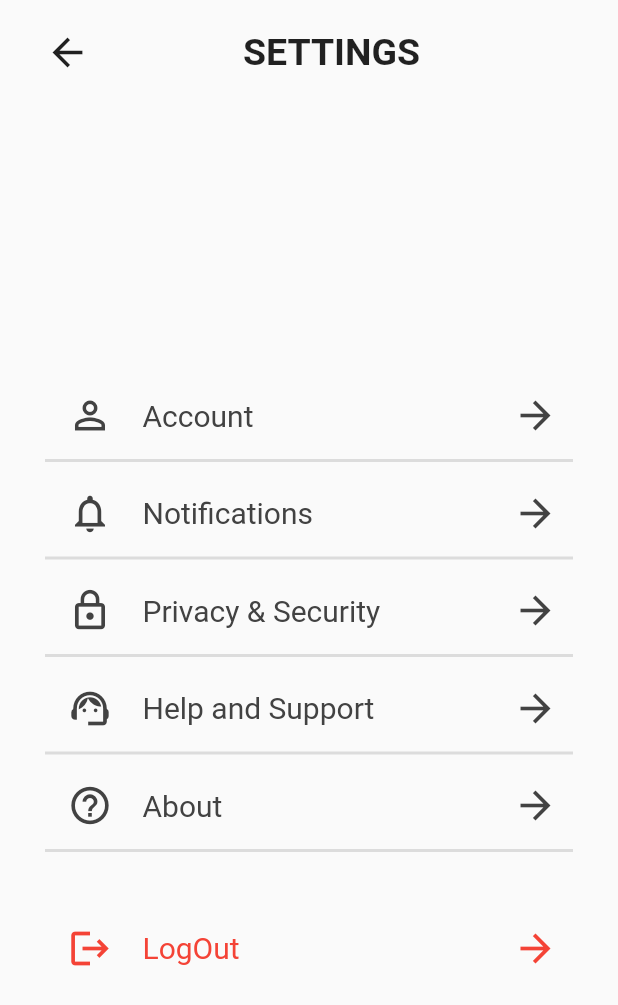
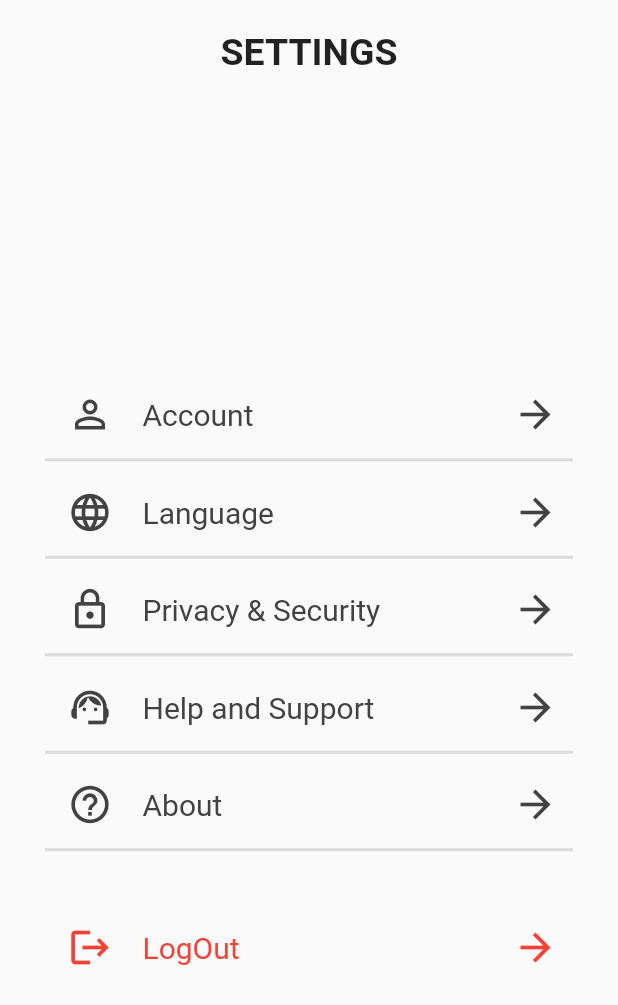
Before and after one commit to OussemaZaier/toredo, a Flutter app: the Settings screen opened directly, on a phone screen of 412 x 824 dp. Shown: the top 1005 px of the screen. Run offline on Flutter 3.47's test engine with Material 2 defaults, Android fonts, the phone set to English and light mode, and no system bars; our stand-ins replace animated_splash_screen, curved_navigation_bar, dio, flutter_dotenv, localstorage and 2 more; missing offline and left inert: art_sweetalert, dart:ffi, flutter_statusbarcolor_ns; generated files the repository leaves out were written again; network calls fail; project files that could hold a hidden picture were left out.

Commit message:
language changing

```diff
--- a/lib/l10n/app_ar.arb
+++ b/lib/l10n/app_ar.arb
@@ -30,5 +30,6 @@
     "logout":"تسجيل الخروج",
     "settings":"الإعدادات",
     "noData": "لا يوجد",
-    "saleDate": "تخفيض صالح الى"
+    "saleDate": "تخفيض صالح الى",
+    "language":"اللغة"
 }
--- a/lib/l10n/app_en.arb
+++ b/lib/l10n/app_en.arb
@@ -84,5 +84,6 @@
   "about":"About",
   "logout":"LogOut",
   "noData":"no products to view",
-  "saleDate":"sale available till"
+  "saleDate":"sale available till",
+  "language":"Language"
 }
--- a/lib/l10n/app_fr.arb
+++ b/lib/l10n/app_fr.arb
@@ -30,5 +30,6 @@
     "logout":"Déconnecter",
     "settings":"RÉGLAGES",
     "noData":"pas d'informations à afficher",
-    "saleDate":"promotion jusqu'au"
+    "saleDate":"promotion jusqu'au",
+    "language":"Langue"
 }
--- a/lib/main.dart
+++ b/lib/main.dart
@@ -14,6 +14,7 @@ import 'package:flutter_localizations/flutter_localizations.dart';
 import 'package:flutter_gen/gen_l10n/app_localizations.dart';
 import 'package:page_transition/page_transition.dart';
 import 'package:toredo/pages/navigation.dart';
+import 'package:flutter_localizations/flutter_localizations.dart';
 
 Future<void> main() async {
   await dotenv.load();
@@ -103,10 +104,26 @@ class Splash extends StatelessWidget {
   }
 }
 
-class MyApp extends StatelessWidget {
+class MyApp extends StatefulWidget {
   bool verified;
 
   MyApp({Key? key, required this.verified}) : super(key: key);
+
+  @override
+  State<MyApp> createState() => _MyAppState();
+  static void setLocale(BuildContext context, Locale newLocale) {
+    _MyAppState? state = context.findAncestorStateOfType<_MyAppState>();
+    state?.setLocale(newLocale);
+  }
+}
+
+class _MyAppState extends State<MyApp> {
+  Locale? _locale;
+  setLocale(Locale locale) {
+    setState(() {
+      _locale = locale;
+    });
+  }
 
   @override
   Widget build(BuildContext context) {
@@ -124,8 +141,10 @@ class MyApp extends StatelessWidget {
       supportedLocales: AppLocalizations.supportedLocales,
       // locale: Locale('en', ''),
       home: Splash(
-        verified: verified,
+        verified: widget.verified,
       ),
+
+      locale: _locale,
       debugShowCheckedModeBanner: false,
     );
   }
--- /dev/null
+++ b/lib/models/language.dart
@@ -0,0 +1,16 @@
+class Language {
+  final int id;
+  final String flag;
+  final String name;
+  final String languageCode;
+
+  Language(this.id, this.flag, this.name, this.languageCode);
+
+  static List<Language> languageList() {
+    return <Language>[
+      Language(1, "🇺🇸", "English", "en"),
+      Language(2, "🇸🇦", "اَلْعَرَبِيَّةُ", "ar"),
+      Language(3, "🇫🇷", "français", "fr")
+    ];
+  }
+}
--- a/lib/pages/navigation.dart
+++ b/lib/pages/navigation.dart
@@ -97,11 +97,11 @@ class _NavigationState extends State<Navigation> {
             ),
             //Main
             ShopPage(),
+            // Container(
+            //   color: Colors.yellow,
+            // ),
             Container(
               color: Colors.orange,
-            ),
-            Container(
-              color: Colors.blue,
             ),
             Settings(),
           ],
--- a/lib/pages/settings.dart
+++ b/lib/pages/settings.dart
@@ -1,3 +1,4 @@
+import 'package:art_sweetalert/art_sweetalert.dart';
 import 'package:flutter/material.dart';
 import 'package:flutter/src/foundation/key.dart';
 import 'package:flutter/src/widgets/framework.dart';
@@ -5,13 +6,21 @@ import 'package:flutter_gen/gen_l10n/app_localizations.dart';
 import 'package:localstorage/localstorage.dart';
 import 'package:toredo/api/singleton.dart';
 import 'package:toredo/components/settingItem.dart';
+import 'package:toredo/main.dart';
+import 'package:toredo/models/language.dart';
 import 'package:toredo/pages/homePage.dart';
 
-class Settings extends StatelessWidget {
+class Settings extends StatefulWidget {
   const Settings({Key? key}) : super(key: key);
 
   @override
+  State<Settings> createState() => _SettingsState();
+}
+
+class _SettingsState extends State<Settings> {
+  @override
   Widget build(BuildContext context) {
+    List<Language> e = Language.languageList();
     return Scaffold(
       body: SafeArea(
         child: Column(
@@ -19,24 +28,13 @@ class Settings extends StatelessWidget {
             Padding(
               padding: const EdgeInsets.fromLTRB(30, 20, 30, 40),
               child: Row(
-                mainAxisAlignment: MainAxisAlignment.start,
+                mainAxisAlignment: MainAxisAlignment.center,
                 children: [
-                  InkWell(
-                    onTap: () => Navigator.pop(context),
-                    child: Icon(
-                      Icons.arrow_back,
-                      size: 30,
-                    ),
-                  ),
-                  Expanded(
-                    child: Center(
-                      child: Text(
-                        AppLocalizations.of(context)!.settings,
-                        style: TextStyle(
-                          fontSize: 25,
-                          fontWeight: FontWeight.bold,
-                        ),
-                      ),
+                  Text(
+                    AppLocalizations.of(context)!.settings,
+                    style: TextStyle(
+                      fontSize: 25,
+                      fontWeight: FontWeight.bold,
                     ),
                   ),
                 ],
@@ -56,11 +54,48 @@ class Settings extends StatelessWidget {
                     logOut: false,
                   ),
                   settingItem(
-                    iconName: Icons.notifications_none,
+                    iconName: Icons.language_outlined,
                     fct: () {
-                      print('clicked 2');
+                      ArtSweetAlert.show(
+                        context: context,
+                        artDialogArgs: ArtDialogArgs(
+                          title: AppLocalizations.of(context)!.language,
+                          customColumns: <Widget>[
+                            InkWell(
+                              onTap: () {
+                                MyApp.setLocale(
+                                  context,
+                                  Locale(e[0].languageCode, ''),
+                                );
+                                Navigator.pop(context);
+                              },
+                              child: languageItem(e: e[0]),
+                            ),
+                            InkWell(
+                              onTap: () {
+                                MyApp.setLocale(
+                                  context,
+                                  Locale(e[1].languageCode, ''),
+                                );
+                                Navigator.pop(context);
+                              },
+                              child: languageItem(e: e[1]),
+                            ),
+                            InkWell(
+                              onTap: () {
+                                MyApp.setLocale(
+                                  context,
+                                  Locale(e[2].languageCode, ''),
+                                );
+                                Navigator.pop(context);
+                              },
+                              child: languageItem(e: e[2]),
+                            ),
+                          ],
+                        ),
+                      );
                     },
-                    name: AppLocalizations.of(context)!.notification,
+                    name: AppLocalizations.of(context)!.language,
                     logOut: false,
                   ),
                   settingItem(
@@ -82,7 +117,13 @@ class Settings extends StatelessWidget {
                   settingItem(
                     iconName: Icons.help_outline,
                     fct: () {
-                      print('clicked 2');
+                      ArtSweetAlert.show(
+                        context: context,
+                        artDialogArgs: ArtDialogArgs(
+                            title: "トレード - torēdo",
+                            text:
+                                "toredo is a japanese word that means trade.\nit's an app for organic food bla bla blaaaaaa blaaa blaa bla bla created by pechpech team.\npechpech for the rescue"),
+                      );
                     },
                     name: AppLocalizations.of(context)!.about,
                     logOut: false,
@@ -114,3 +155,31 @@ class Settings extends StatelessWidget {
     );
   }
 }
+
+class languageItem extends StatelessWidget {
+  const languageItem({
+    Key? key,
+    required this.e,
+  }) : super(key: key);
+
+  final Language e;
+
+  @override
+  Widget build(BuildContext context) {
+    return Row(
+      children: [
+        SizedBox(
+          width: 30,
+        ),
+        Text(
+          e.flag,
+          style: const TextStyle(fontSize: 30),
+        ),
+        SizedBox(
+          width: 20,
+        ),
+        Text(e.name)
+      ],
+    );
+  }
+}
```
Also changed, not shown: pubspec.lock.
